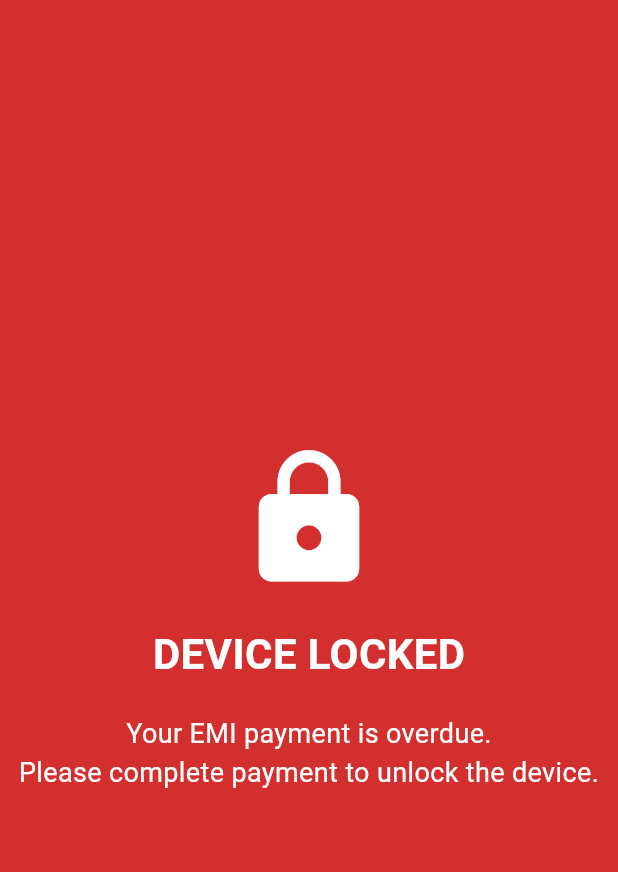
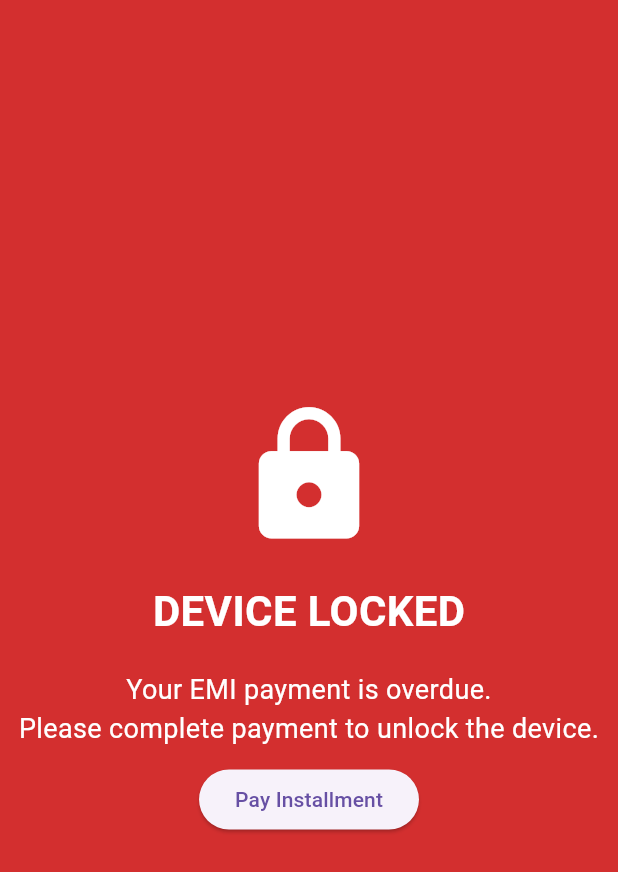
Before and after one commit to Sukhmeetsingh306/EMI_Locker_Application, a Flutter app: the LockScreen screen opened by its route, on a phone screen of 412 x 824 dp. Shown: the top 872 px of the screen. Run offline on Flutter 3.47's test engine with Material 3 defaults, Android fonts, the light colour scheme and no system bars; our stand-ins replace device_info_plus, dio, go_router, shared_preferences; accounts and stored records are empty.

Commit message:
feat: add button to navigate to pay-installment screen on lock screen

```diff
--- a/lib/screen/lock_screen.dart
+++ b/lib/screen/lock_screen.dart
@@ -1,4 +1,5 @@
 import 'package:flutter/material.dart';
+import 'package:go_router/go_router.dart';
 
 class LockScreen extends StatelessWidget {
   const LockScreen({super.key});
@@ -11,7 +12,7 @@ class LockScreen extends StatelessWidget {
       body: Center(
         child: Column(
           mainAxisAlignment: MainAxisAlignment.center,
-          children: const [
+          children: [
             Icon(Icons.lock, color: Colors.white, size: 100),
 
             SizedBox(height: 20),
@@ -32,6 +33,13 @@ class LockScreen extends StatelessWidget {
               textAlign: TextAlign.center,
               style: TextStyle(fontSize: 18, color: Colors.white),
             ),
+            const SizedBox(height: 10),
+            ElevatedButton(
+              onPressed: () {
+                context.push("/pay-installment");
+              },
+              child: const Text("Pay Installment"),
+            ),
           ],
         ),
       ),
```
